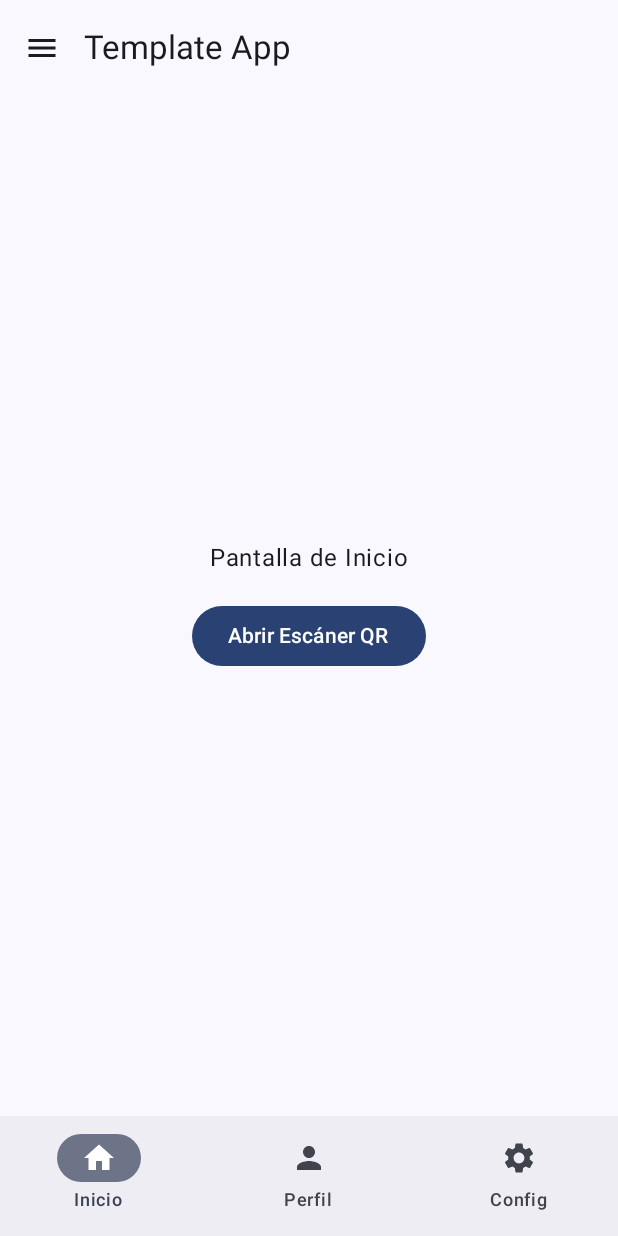
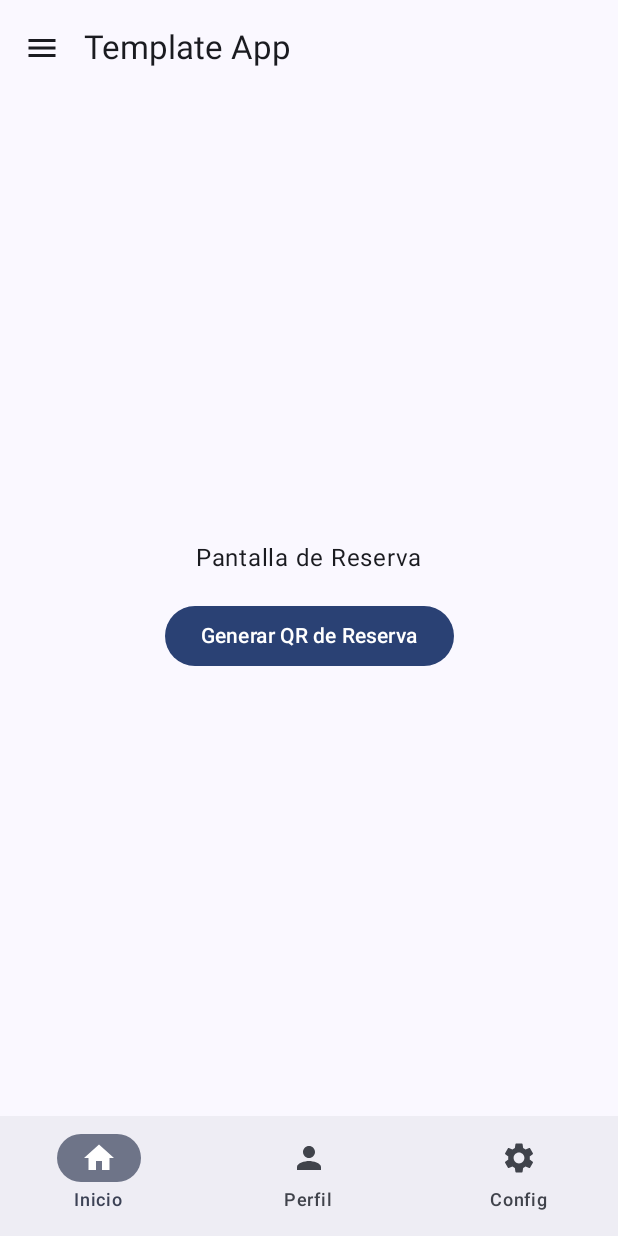
Before and after one commit to diegoe-villasana/caritasOficial, an Android app built with Jetpack Compose: the screen it shows after launch (MainActivity), after a tap on "Entrar", on a phone screen of 412 x 824 dp. Run offline under Robolectric (Android 15) with nearby library versions, the phone set to English and light mode, and no system bars.

Commit message:
QR Scanner layout

```diff
--- a/app/src/main/java/com/example/template2025/composables/MainScaffold.kt
+++ b/app/src/main/java/com/example/template2025/composables/MainScaffold.kt
@@ -20,6 +20,7 @@ import com.example.template2025.navigation.Route
 import com.example.template2025.screens.CameraPreviewScreen
 import com.example.template2025.screens.HomeScreen
 import com.example.template2025.screens.ProfileScreen
+import com.example.template2025.screens.QRScreen
 import com.example.template2025.screens.SettingsScreen
 import kotlinx.coroutines.CoroutineScope
 import kotlinx.coroutines.launch
@@ -47,6 +48,7 @@ fun MainScaffold(onLogoutClick: () -> Unit, onNavigateToAuth: () -> Unit) {
                 DrawerItem(nav, label = "Inicio", dest = Route.Home.route, drawerState, scope)
                 DrawerItem(nav, label = "Perfil", dest = Route.Profile.route, drawerState, scope)
                 DrawerItem(nav, label = "Configuración", dest = Route.Settings.route, drawerState, scope)
+                DrawerItem(nav, label = "Escanear QR", dest = Route.QRScanner.route, drawerState, scope)
                 Divider()
                 NavigationDrawerItem(
                     label = { Text("Cerrar sesión") },
@@ -89,7 +91,8 @@ fun MainScaffold(onLogoutClick: () -> Unit, onNavigateToAuth: () -> Unit) {
                 composable(Route.Home.route)     { HomeScreen(nav) }
                 composable(Route.Profile.route)  { ProfileScreen() }
                 composable(Route.Settings.route) { SettingsScreen() }
-                composable(Route.QR.route) { CameraPreviewScreen() }
+                composable(Route.QRScanner.route) { CameraPreviewScreen() }
+                composable(Route.QRScreen.route) { QRScreen() }
             }
         }
     }
--- a/app/src/main/java/com/example/template2025/navigation/Route.kt
+++ b/app/src/main/java/com/example/template2025/navigation/Route.kt
@@ -13,5 +13,7 @@ sealed class Route(val route: String) {
     data object Home : Route("home")
     data object Profile : Route("profile")
     data object Settings : Route("settings")
-    data object QR: Route("qr")
+    data object QRScanner: Route("qrScanner")
+
+    data object QRScreen: Route("qrScreen")
 }
--- a/app/src/main/java/com/example/template2025/screens/HomeScreen.kt
+++ b/app/src/main/java/com/example/template2025/screens/HomeScreen.kt
@@ -17,10 +17,10 @@ fun HomeScreen(nav: NavHostController) {
         contentAlignment = Alignment.Center
     ) {
         Column(horizontalAlignment = Alignment.CenterHorizontally) {
-            Text(text = "Pantalla de Inicio")
+            Text(text = "Pantalla de Reserva")
             Spacer(modifier = Modifier.height(16.dp))
-            Button(onClick = { nav.navigate(Route.QR.route) }) {
-                Text("Abrir Escáner QR")
+            Button(onClick = { nav.navigate(Route.QRScreen.route) }) {
+                Text("Generar QR de Reserva")
             }
         }
     }
```
Also changed, not shown: app/src/main/java/com/example/template2025/screens/QRScanner.kt (+44 -2 lines).
